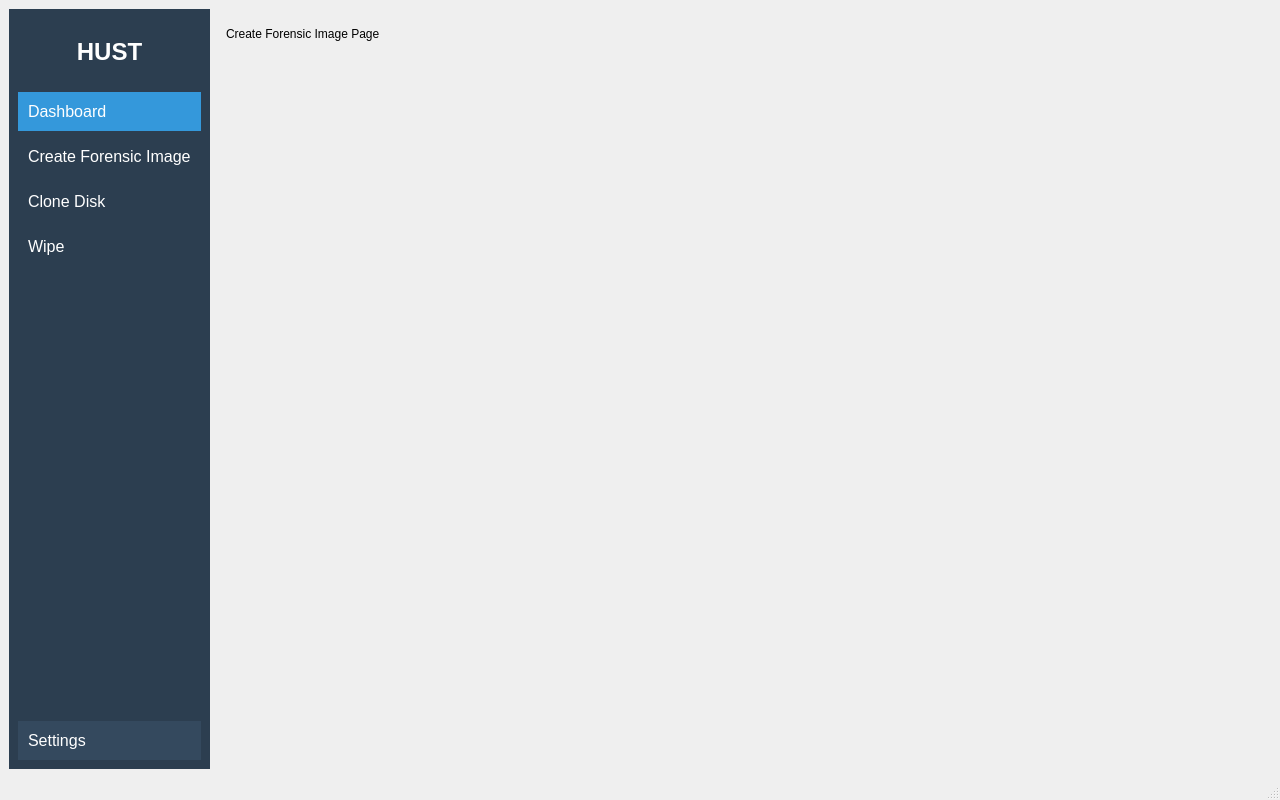
This is mainwindow.ui in betty2310/CongFung as Qt 5 draws it before an edit. The edited form follows.
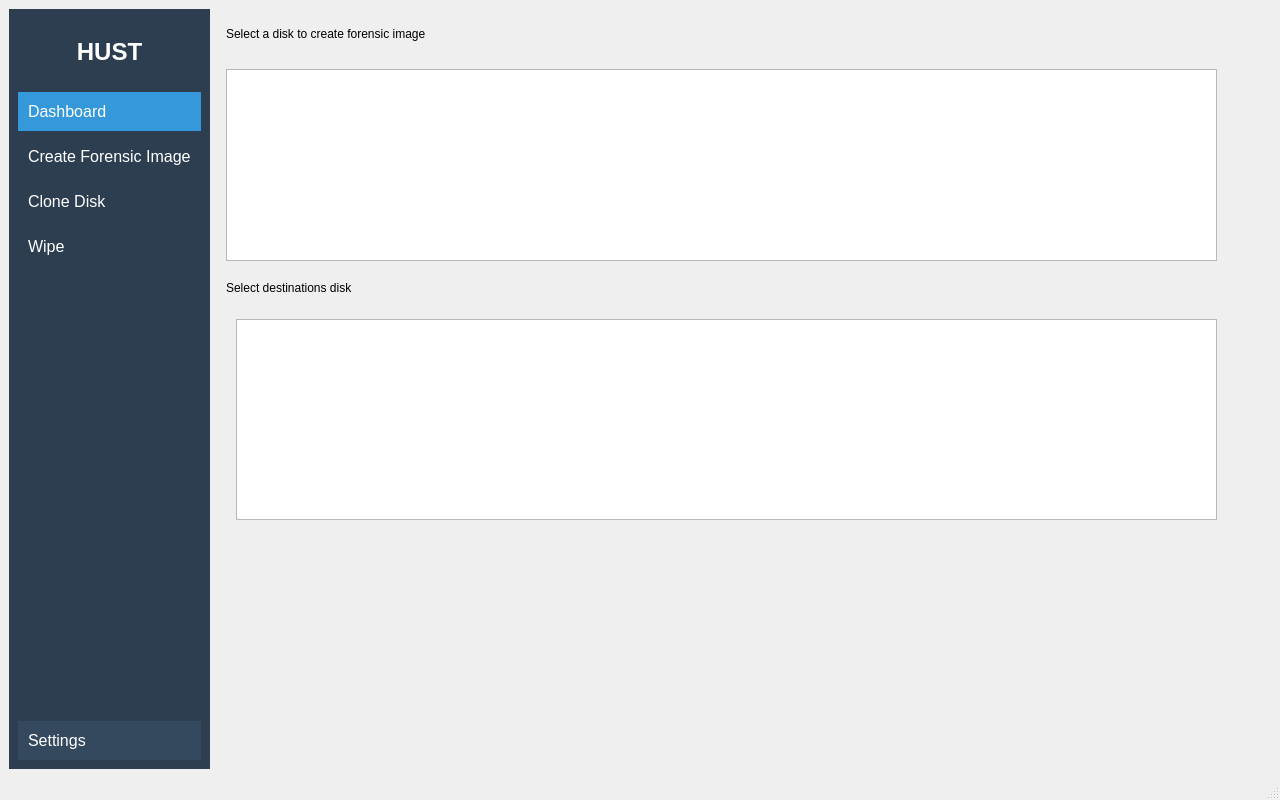
This is the edited form. The open tabs and pages were chosen to show the change.

Commit message: feat: forensic image page

The edit to the form file:
```diff
--- a/mainwindow.ui
+++ b/mainwindow.ui
@@ -161,12 +161,45 @@
          <rect>
           <x>10</x>
           <y>10</y>
-          <width>200</width>
+          <width>311</width>
           <height>30</height>
          </rect>
         </property>
         <property name="text">
-         <string>Create Forensic Image Page</string>
+         <string>Select a disk to create forensic image</string>
+        </property>
+       </widget>
+       <widget class="QTableWidget" name="sourceDiskTable">
+        <property name="geometry">
+         <rect>
+          <x>10</x>
+          <y>60</y>
+          <width>991</width>
+          <height>192</height>
+         </rect>
+        </property>
+       </widget>
+       <widget class="QLabel" name="label_3">
+        <property name="geometry">
+         <rect>
+          <x>10</x>
+          <y>270</y>
+          <width>271</width>
+          <height>17</height>
+         </rect>
+        </property>
+        <property name="text">
+         <string>Select destinations disk</string>
+        </property>
+       </widget>
+       <widget class="QTableWidget" name="destinationsDiskTable">
+        <property name="geometry">
+         <rect>
+          <x>20</x>
+          <y>310</y>
+          <width>981</width>
+          <height>201</height>
+         </rect>
         </property>
        </widget>
       </widget>
```
Left out of the diff: 7 changed lines with no effect on the pictures. The commit also changes 4 other files.
